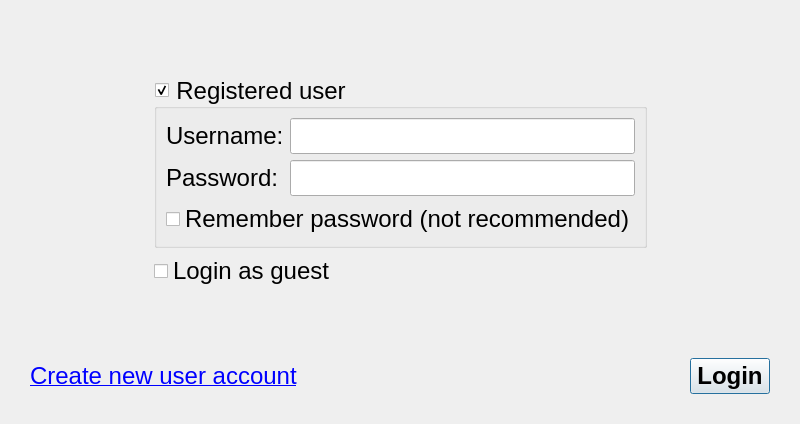
First picture: the form in src/gui/qt/gui_800x480/internetgamelogindialog_800x480.ui, repository pokerth/pokerth, before the edit.
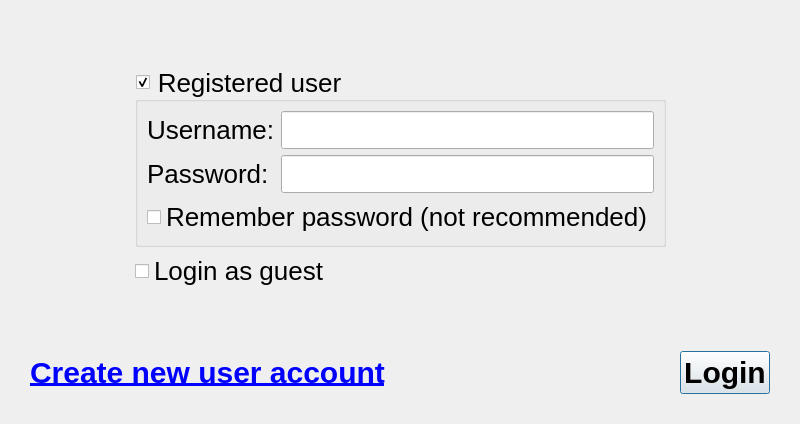
Second picture: the form after the edit.

Patch:
```diff
--- a/src/gui/qt/gui_800x480/internetgamelogindialog_800x480.ui
+++ b/src/gui/qt/gui_800x480/internetgamelogindialog_800x480.ui
@@ -26,7 +26,7 @@
    <string>Internet Game Login</string>
   </property>
   <property name="styleSheet">
-   <string notr="true">QObject{font: 24px}</string>
+   <string notr="true">QObject{font: 26px}</string>
   </property>
   <layout class="QGridLayout" name="gridLayout_2">
    <property name="leftMargin">
@@ -102,6 +102,9 @@
     <layout class="QHBoxLayout" name="horizontalLayout">
      <item>
       <widget class="QLabel" name="label_3">
+       <property name="styleSheet">
+        <string notr="true">font: bold 30px</string>
+       </property>
        <property name="text">
         <string>&lt;!DOCTYPE HTML PUBLIC &quot;-//W3C//DTD HTML 4.0//EN&quot; &quot;http://www.w3.org/TR/REC-html40/strict.dtd&quot;&gt;
 &lt;html&gt;&lt;head&gt;&lt;meta name=&quot;qrichtext&quot; content=&quot;1&quot; /&gt;&lt;style type=&quot;text/css&quot;&gt;
@@ -133,7 +136,7 @@
      <item>
       <widget class="QPushButton" name="pushButton_login">
        <property name="styleSheet">
-        <string notr="true">QObject {font: bold}</string>
+        <string notr="true">QObject {font: bold 30px}</string>
        </property>
        <property name="text">
         <string>Login</string>
```
